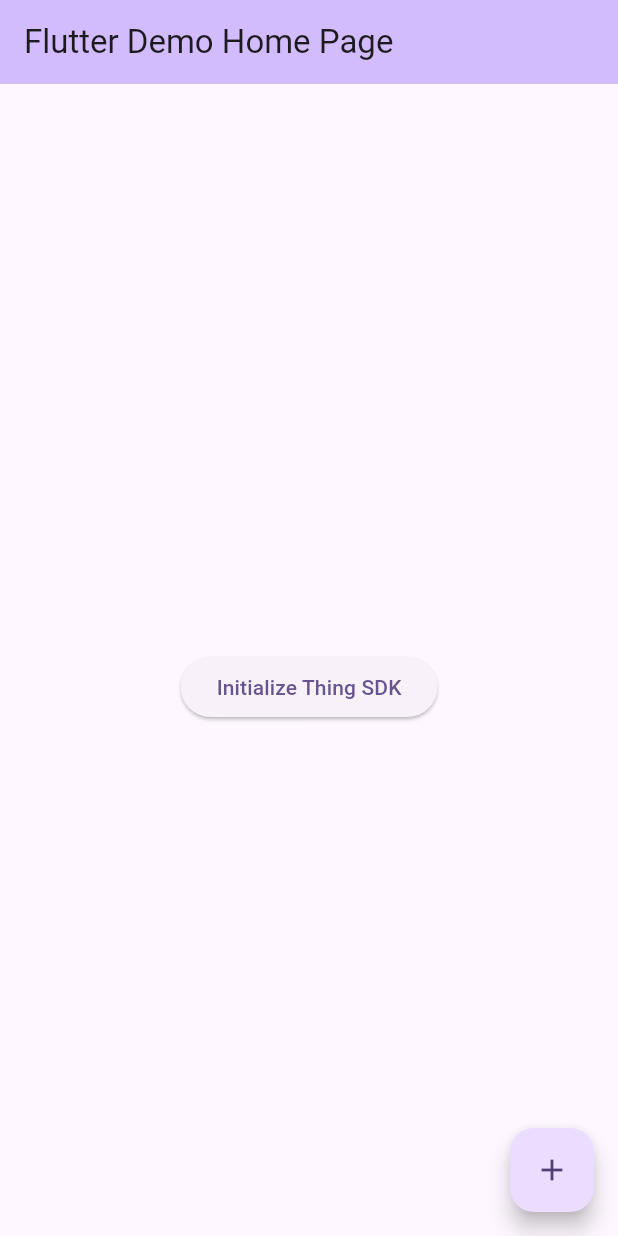
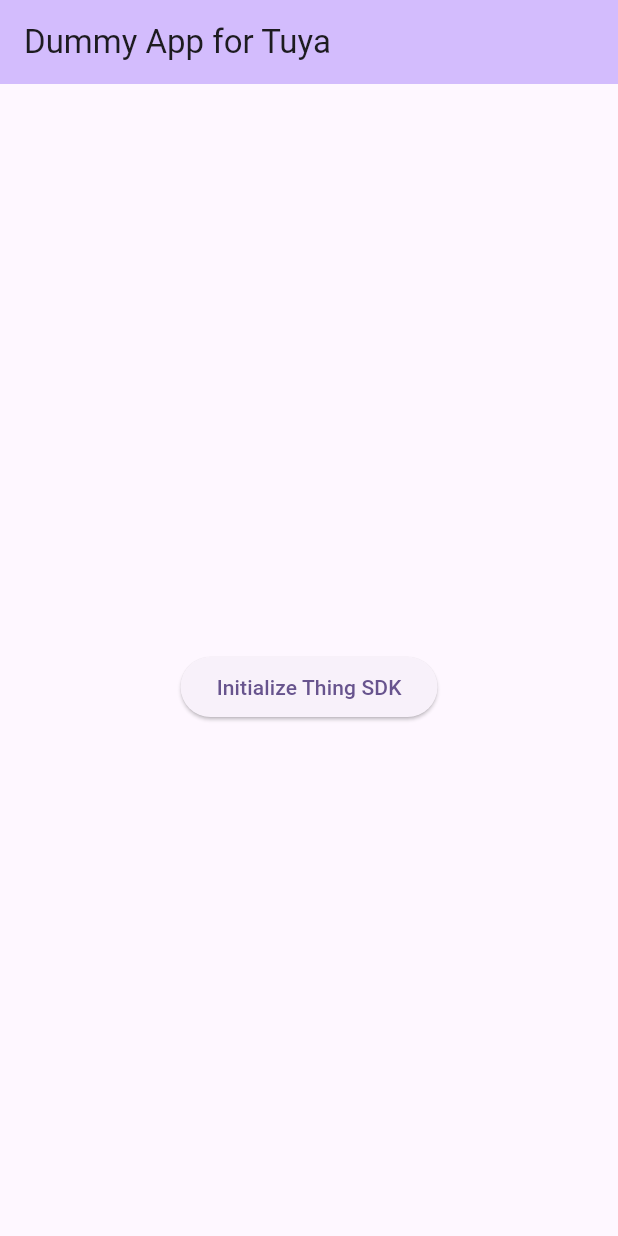
Before and after one commit to Naveedrj/demo_tuya_methodChannel_flutter, a Flutter app: the screen it shows after launch, on a phone screen of 412 x 824 dp. Run offline on Flutter 3.47's test engine with Material 3 defaults, Android fonts, the phone set to English and light mode, and no system bars.

Commit message:
removed unused code blocks

```diff
--- a/lib/main.dart
+++ b/lib/main.dart
@@ -16,21 +16,19 @@ class MyApp extends StatelessWidget {
         colorScheme: ColorScheme.fromSeed(seedColor: Colors.deepPurple),
         useMaterial3: true,
       ),
-      home: const MyHomePage(title: 'Flutter Demo Home Page'),
+      home: const HomeScreen(),
     );
   }
 }
 
-class MyHomePage extends StatefulWidget {
-  const MyHomePage({super.key, required this.title});
-
-  final String title;
+class HomeScreen extends StatefulWidget {
+  const HomeScreen({super.key});
 
   @override
-  State<MyHomePage> createState() => _MyHomePageState();
+  State<HomeScreen> createState() => _HomeScreenState();
 }
 
-class _MyHomePageState extends State<MyHomePage> {
+class _HomeScreenState extends State<HomeScreen> {
   String msg = '';
 
   Future<void> initializeThingHomeSdk() async {
@@ -43,16 +41,12 @@ class _MyHomePageState extends State<MyHomePage> {
     }
   }
 
-  void _incrementCounter() {
-    setState(() {});
-  }
-
   @override
   Widget build(BuildContext context) {
     return Scaffold(
       appBar: AppBar(
         backgroundColor: Theme.of(context).colorScheme.inversePrimary,
-        title: Text(widget.title),
+        title: const Text('Dummy App for Tuya'),
       ),
       body: Center(
         child: Column(
@@ -72,11 +66,6 @@ class _MyHomePageState extends State<MyHomePage> {
           ],
         ),
       ),
-      floatingActionButton: FloatingActionButton(
-        onPressed: _incrementCounter,
-        tooltip: 'Increment',
-        child: const Icon(Icons.add),
-      ),
     );
   }
 }
```
